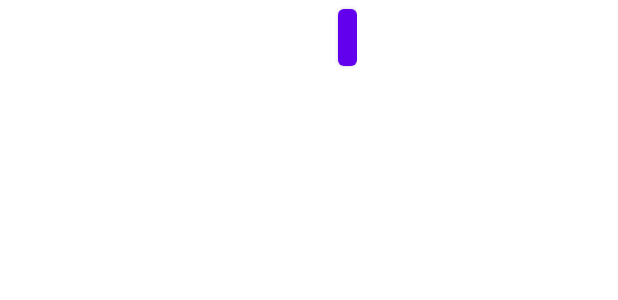
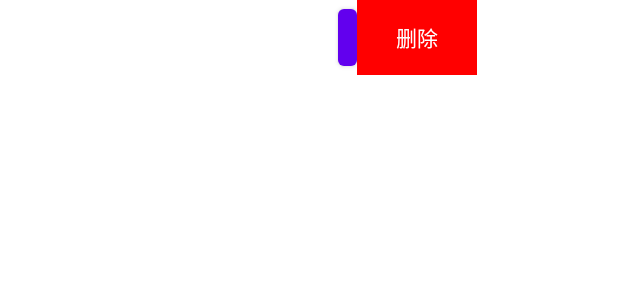
Before and after one commit to JialiLiuu/Android-draw, an Android app: the layout item_picture.xml on its own in the app's theme, with its tools: preview values and no code run, on a phone screen of 412 x 824 dp. Shown: the top 300 px of the screen. Run offline under Robolectric (Android 15) with nearby library versions, the phone set to English and light mode, and no system bars.

Commit message:
照片从虚拟机中删除及点击小图放大完成，下一步实现画图背景选择和画笔颜色选择

```diff
--- a/app/src/main/java/com/example/myapplication/SlideButton.java
+++ b/app/src/main/java/com/example/myapplication/SlideButton.java
@@ -22,17 +22,6 @@ import java.util.List;
 import java.util.Map;
 
 public class SlideButton extends HorizontalScrollView {
-
-    ArrayList paths = null;
-    ArrayList names= null;
-    List<Map<String, Object>> listItems;
-
-    private ArrayList<HashMap<String, Object>> lists;
-    private SimpleAdapter adapter;
-    private ListView listView;
-    private String[] theme = {"张明", "李明", "李明"};
-    private String[] content = {"600 602 501", "666 620 502", "666 620 503"};
-    private int imageViews = R.mipmap.ic_launcher;
 
     private static final String TAG = "SlidingButtonView";
     private TextView lTextView_Delete;//删除按钮
--- /dev/null
+++ b/app/src/main/res/drawable/btn_click_red_bg.xml
@@ -0,0 +1,22 @@
+<?xml version="1.0" encoding="utf-8"?>
+<selector xmlns:android="http://schemas.android.com/apk/res/android" >
+    <item android:state_pressed="true">
+        <layer-list >
+            <item >
+                <shape >
+                    <solid android:color="#FF0000"/>
+                </shape>
+            </item>
+            <item >
+                <shape >
+                    <solid android:color="#22000000"/>
+                </shape>
+            </item>
+        </layer-list>
+    </item>
+    <item >
+        <shape >
+            <solid android:color="#FF0000"/>
+        </shape>
+    </item>
+</selector>
--- a/app/src/main/res/layout/item_picture.xml
+++ b/app/src/main/res/layout/item_picture.xml
@@ -16,6 +16,7 @@
             android:layout_width="80dp"
             android:layout_height="match_parent"
             android:layout_toRightOf="@+id/layout_content"
+            android:background="@drawable/btn_click_red_bg"
             android:gravity="center"
             android:text="删除"
             android:textColor="@android:color/white"/>
```
Also changed, not shown: app/src/main/java/com/example/myapplication/Adapter.java (+76 -10 lines), app/src/main/java/com/example/myapplication/ViewWork.java (+59 -37 lines).
